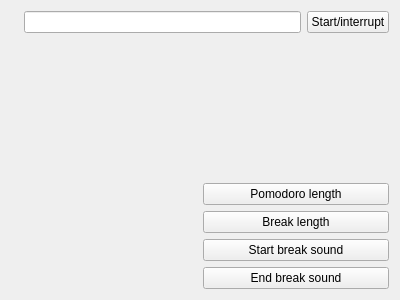
Above: mainwindow.ui from clckwrkbdgr/pomodoro-timer before the change. Below: the same form after it.
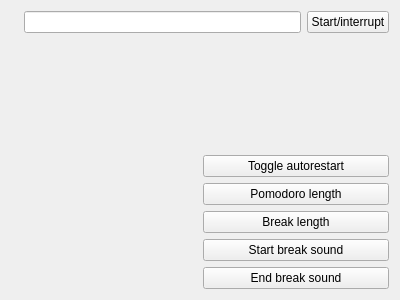
That is the form after the change.

Commit message: Autorestart after break's end.

```diff
--- a/mainwindow.ui
+++ b/mainwindow.ui
@@ -53,6 +53,13 @@
      </item>
      <item>
       <layout class="QVBoxLayout" name="verticalLayout">
+       <item>
+        <widget class="QPushButton" name="autorestart">
+         <property name="text">
+          <string>Toggle autorestart</string>
+         </property>
+        </widget>
+       </item>
        <item>
         <widget class="QPushButton" name="pomodoroLength">
          <property name="text">
```
The commit also changes 5 other files.
